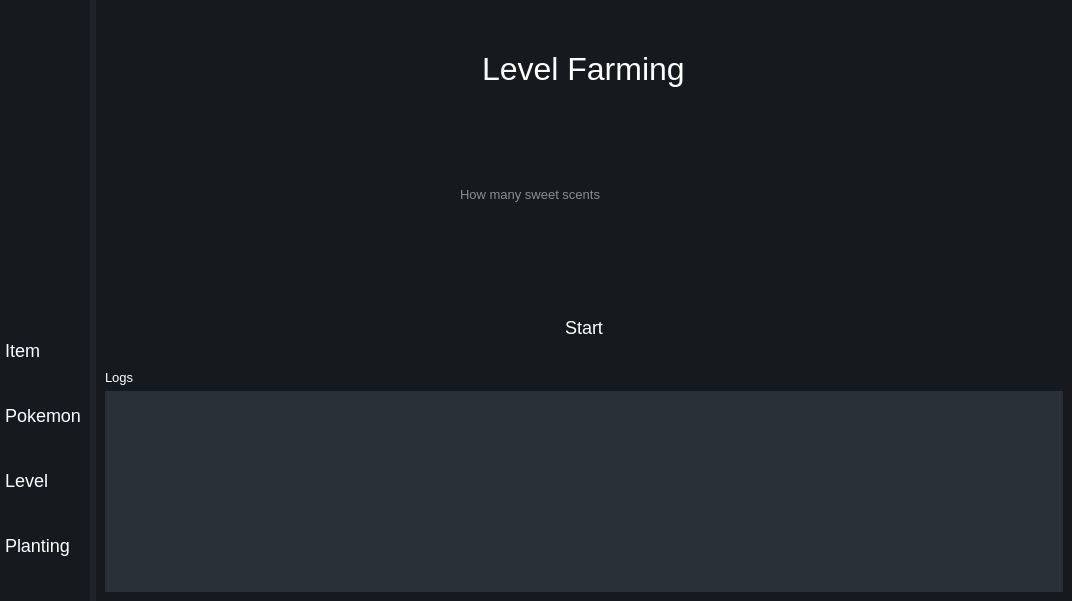
T3tsuo/PokemonUI, file DO NOT RUN/level.ui: the form before one commit.
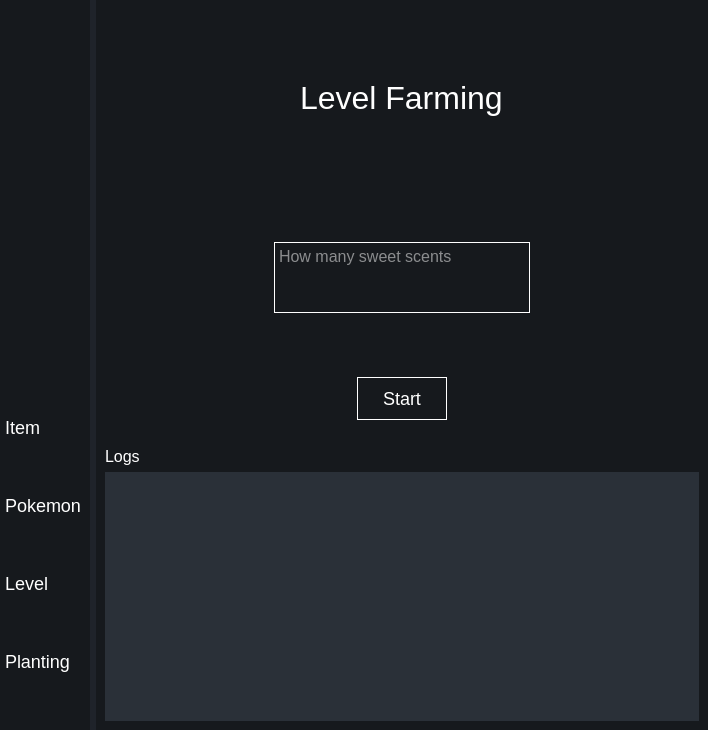
The form after the commit. Icons and pictures are not drawn.

Commit message: levelfarming script works in the UI

Diff of the .ui file:
```diff
--- a/DO NOT RUN/level.ui
+++ b/DO NOT RUN/level.ui
@@ -6,8 +6,8 @@
    <rect>
     <x>0</x>
     <y>0</y>
-    <width>1072</width>
-    <height>601</height>
+    <width>708</width>
+    <height>730</height>
    </rect>
   </property>
   <property name="font">
@@ -253,11 +253,11 @@
               <widget class="QTextEdit" name="duskballs">
                <property name="font">
                 <font>
-                 <pointsize>10</pointsize>
+                 <pointsize>12</pointsize>
                 </font>
                </property>
                <property name="styleSheet">
-                <string notr="true">background-color: transparent;</string>
+                <string notr="true">background-color: transparent; border: 1px solid white;</string>
                </property>
                <property name="placeholderText">
                 <string>How many sweet scents</string>
@@ -303,7 +303,7 @@
                 </font>
                </property>
                <property name="styleSheet">
-                <string notr="true"/>
+                <string notr="true">padding: 10px 25px 10px 25px; border: 1px solid white;</string>
                </property>
                <property name="text">
                 <string>Start</string>
@@ -329,7 +329,7 @@
            <widget class="QLabel" name="label">
             <property name="font">
              <font>
-              <pointsize>10</pointsize>
+              <pointsize>12</pointsize>
              </font>
             </property>
             <property name="text">
@@ -359,13 +359,34 @@
               <rect>
                <x>0</x>
                <y>0</y>
-               <width>954</width>
-               <height>190</height>
+               <width>590</width>
+               <height>239</height>
               </rect>
              </property>
              <property name="styleSheet">
               <string notr="true"/>
              </property>
+             <layout class="QVBoxLayout" name="verticalLayout_9">
+              <property name="leftMargin">
+               <number>0</number>
+              </property>
+              <property name="topMargin">
+               <number>0</number>
+              </property>
+              <property name="rightMargin">
+               <number>0</number>
+              </property>
+              <property name="bottomMargin">
+               <number>0</number>
+              </property>
+              <item>
+               <widget class="QLabel" name="logLabel">
+                <property name="text">
+                 <string/>
+                </property>
+               </widget>
+              </item>
+             </layout>
             </widget>
            </widget>
           </item>
```
Left out of the diff: 6 changed lines with no effect on the pictures. The commit also changes 5 other files.
